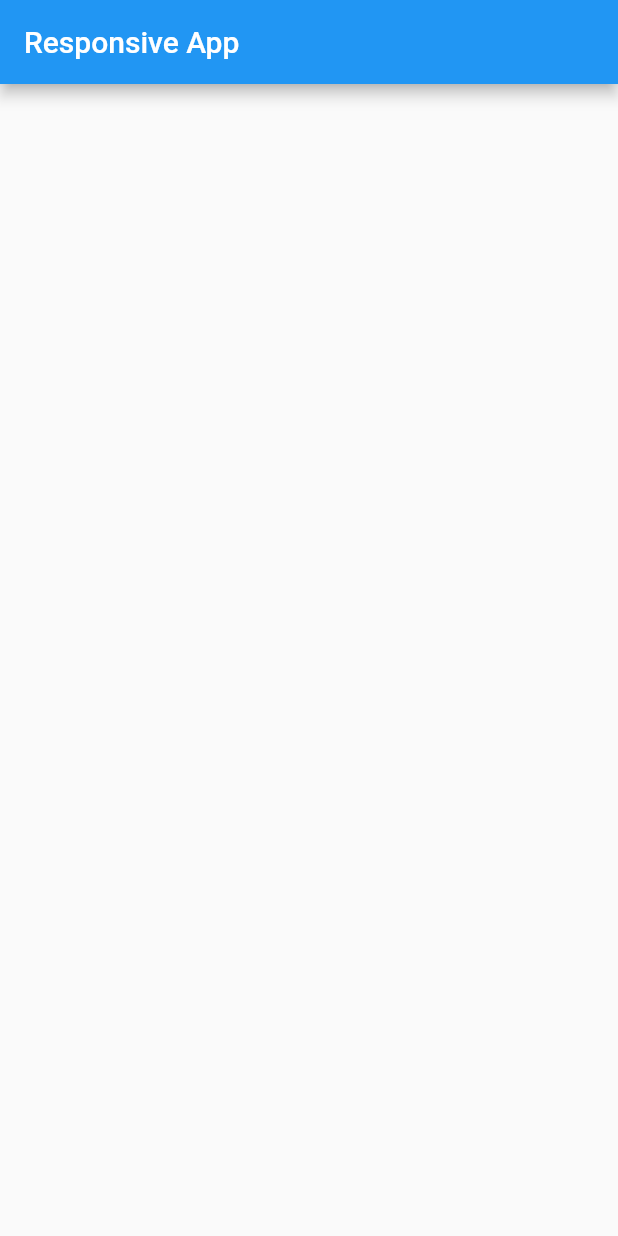
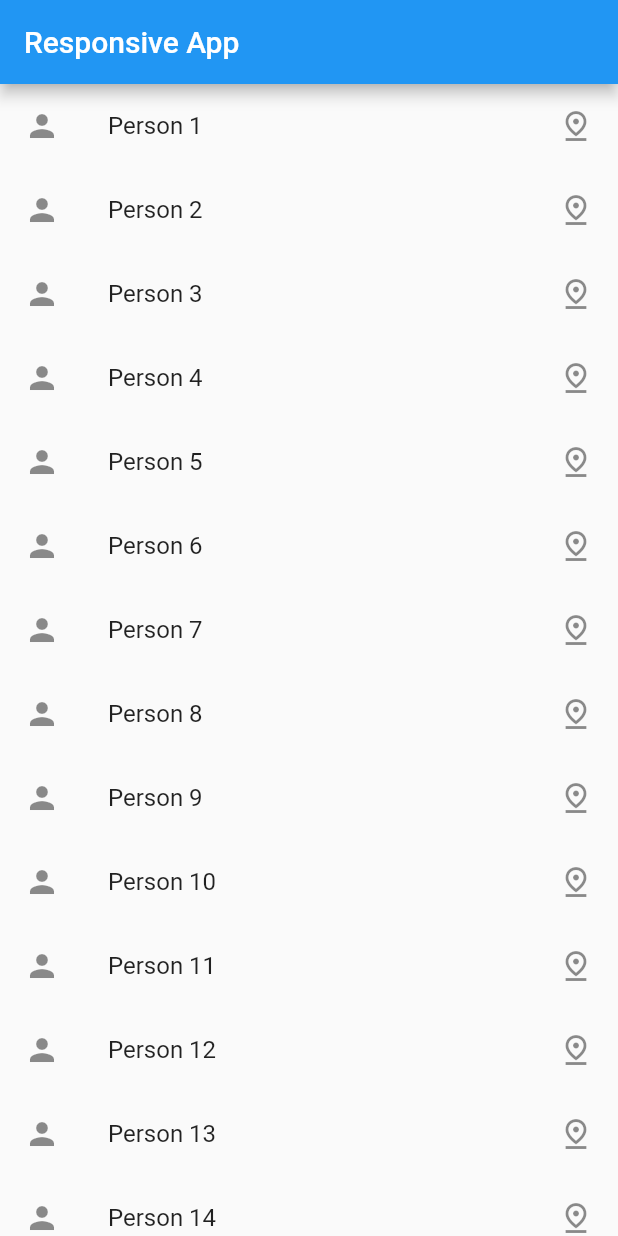
Before and after one commit to princebioh/Responsive-UI-Flutter, a Flutter app: the screen it shows after launch, on a phone screen of 412 x 824 dp. Run offline on Flutter 3.47's test engine with Material 2 defaults, Android fonts, the phone set to English and light mode, and no system bars.

Commit message:
Added ListTile in Homepage

```diff
--- a/lib/pages/homepage.dart
+++ b/lib/pages/homepage.dart
@@ -9,6 +9,16 @@ class HomePage extends StatelessWidget {
       appBar: AppBar(
         title: const Text("Responsive App"),
       ),
+      body: ListView.builder(
+        itemBuilder: (context, index) {
+          return ListTile(
+            leading: Icon(Icons.person),
+            title: Text("Person ${index + 1}"),
+            trailing: Icon(Icons.pin_drop_outlined),
+          );
+        },
+        itemCount: 50,
+      ),
     );
   }
 }
```
